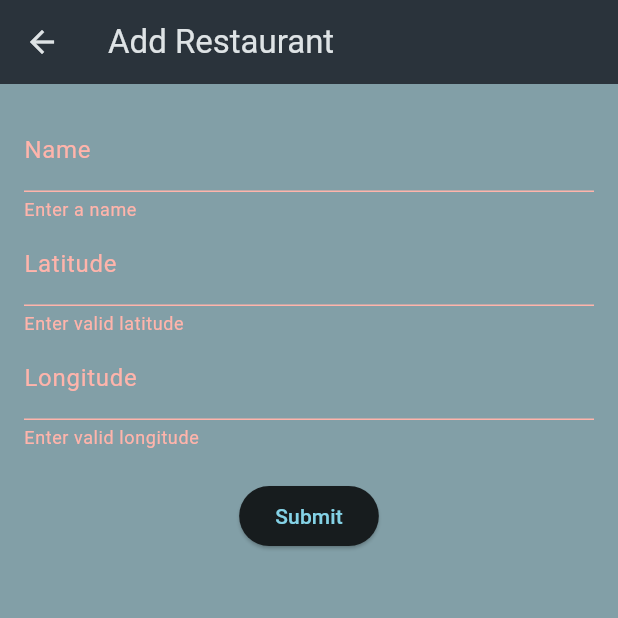
After one commit to lazytitan1234/CPD_SWD6.2B, a Flutter app: the AddRestaurantScreen screen opened directly, after a tap on "Submit", on a phone screen of 412 x 824 dp, the top half of it. The commit adds this screen. Run offline on Flutter 3.47's test engine with Material 3 defaults, Android fonts, the phone set to English and light mode, and no system bars; our stand-ins replace flutter_local_notifications, geolocator, timezone.

Commit message:
added the ability to add restaurants and save on the firebase finally works

```diff
--- /dev/null
+++ b/lib/views/add_restaurant_screen.dart
@@ -0,0 +1,103 @@
+import 'dart:convert';
+import 'package:flutter/material.dart';
+import 'package:http/http.dart' as http;
+
+class AddRestaurantScreen extends StatefulWidget {
+  const AddRestaurantScreen({super.key});
+
+  @override
+  State<AddRestaurantScreen> createState() => _AddRestaurantScreenState();
+}
+
+class _AddRestaurantScreenState extends State<AddRestaurantScreen> {
+  final _formKey = GlobalKey<FormState>();
+  var _enteredName = '';
+  var _enteredLatitude = '';
+  var _enteredLongitude = '';
+  var isSendingData = false;
+
+  void _saveRestaurant() async {
+    if (_formKey.currentState!.validate()) {
+      _formKey.currentState!.save();
+
+      setState(() {
+        isSendingData = true;
+      });
+
+      final url = Uri.https(
+        'foodfinder-5553f-default-rtdb.europe-west1.firebasedatabase.app',
+        'restaurants.json',
+      );
+
+      final response = await http.post(
+        url,
+        headers: {'Content-Type': 'application/json'},
+        body: json.encode({
+          'name': _enteredName,
+          'latitude': double.parse(_enteredLatitude),
+          'longitude': double.parse(_enteredLongitude),
+        }),
+      );
+
+      if (!mounted) return;
+
+      Navigator.of(context).pop(); // go back to list screen
+    }
+  }
+
+  @override
+  Widget build(BuildContext context) {
+    return Scaffold(
+      appBar: AppBar(title: const Text('Add Restaurant')),
+      body: Padding(
+        padding: const EdgeInsets.all(16),
+        child: Form(
+          key: _formKey,
+          child: Column(
+            children: [
+              TextFormField(
+                decoration: const InputDecoration(labelText: 'Name'),
+                onSaved: (value) => _enteredName = value!,
+                validator: (value) {
+                  if (value == null || value.trim().isEmpty) {
+                    return 'Enter a name';
+                  }
+                  return null;
+                },
+              ),
+              TextFormField(
+                decoration: const InputDecoration(labelText: 'Latitude'),
+                keyboardType: TextInputType.number,
+                onSaved: (value) => _enteredLatitude = value!,
+                validator: (value) {
+                  if (value == null || double.tryParse(value) == null) {
+                    return 'Enter valid latitude';
+                  }
+                  return null;
+                },
+              ),
+              TextFormField(
+                decoration: const InputDecoration(labelText: 'Longitude'),
+                keyboardType: TextInputType.number,
+                onSaved: (value) => _enteredLongitude = value!,
+                validator: (value) {
+                  if (value == null || double.tryParse(value) == null) {
+                    return 'Enter valid longitude';
+                  }
+                  return null;
+                },
+              ),
+              const SizedBox(height: 20),
+              ElevatedButton(
+                onPressed: isSendingData ? null : _saveRestaurant,
+                child: isSendingData
+                    ? const CircularProgressIndicator()
+                    : const Text('Submit'),
+              ),
+            ],
+          ),
+        ),
+      ),
+    );
+  }
+}
--- a/lib/views/main_screen.dart
+++ b/lib/views/main_screen.dart
@@ -3,6 +3,7 @@ import 'package:geolocator/geolocator.dart';
 import 'package:foodfinder/views/stream_location_screen.dart';
 import 'package:foodfinder/views/select_destination_screen.dart';
 import 'package:foodfinder/views/restaurant_list_screen.dart';
+import 'package:foodfinder/views/add_restaurant_screen.dart';
 import 'package:foodfinder/services/geolocation_service.dart';
 
 class MainScreen extends StatefulWidget {
@@ -51,6 +52,13 @@ class _MainScreenState extends State<MainScreen> {
     );
   }
 
+  void _gotoAddRestaurant() {
+    Navigator.push(
+      context,
+      MaterialPageRoute(builder: (context) => const AddRestaurantScreen()),
+    );
+  }
+
   @override
   Widget build(BuildContext context) {
     // Responsive layout using LayoutBuilder.
@@ -84,6 +92,11 @@ class _MainScreenState extends State<MainScreen> {
                   ElevatedButton(
                     onPressed: _gotoRestaurantList,
                     child: const Text('Restaurant List'),
+                  ),
+                  const SizedBox(height: 20),
+                  ElevatedButton(
+                    onPressed: _gotoAddRestaurant,
+                    child: const Text('Add Restaurant'),
                   ),
                 ],
               ),
@@ -125,6 +138,11 @@ class _MainScreenState extends State<MainScreen> {
                         onPressed: _gotoRestaurantList,
                         child: const Text('Restaurant List'),
                       ),
+                      const SizedBox(height: 20),
+                      ElevatedButton(
+                        onPressed: _gotoAddRestaurant,
+                        child: const Text('Add Restaurant'),
+                      ),
                     ],
                   ),
                 ],
@@ -162,6 +180,10 @@ class _MainScreenState extends State<MainScreen> {
                     onPressed: _gotoRestaurantList,
                     child: const Text('Restaurant List'),
                   ),
+                  ElevatedButton(
+                    onPressed: _gotoAddRestaurant,
+                    child: const Text('Add Restaurant'),
+                  ),
                 ],
               ),
             ),
```
Also changed, not shown: 4 other files.
